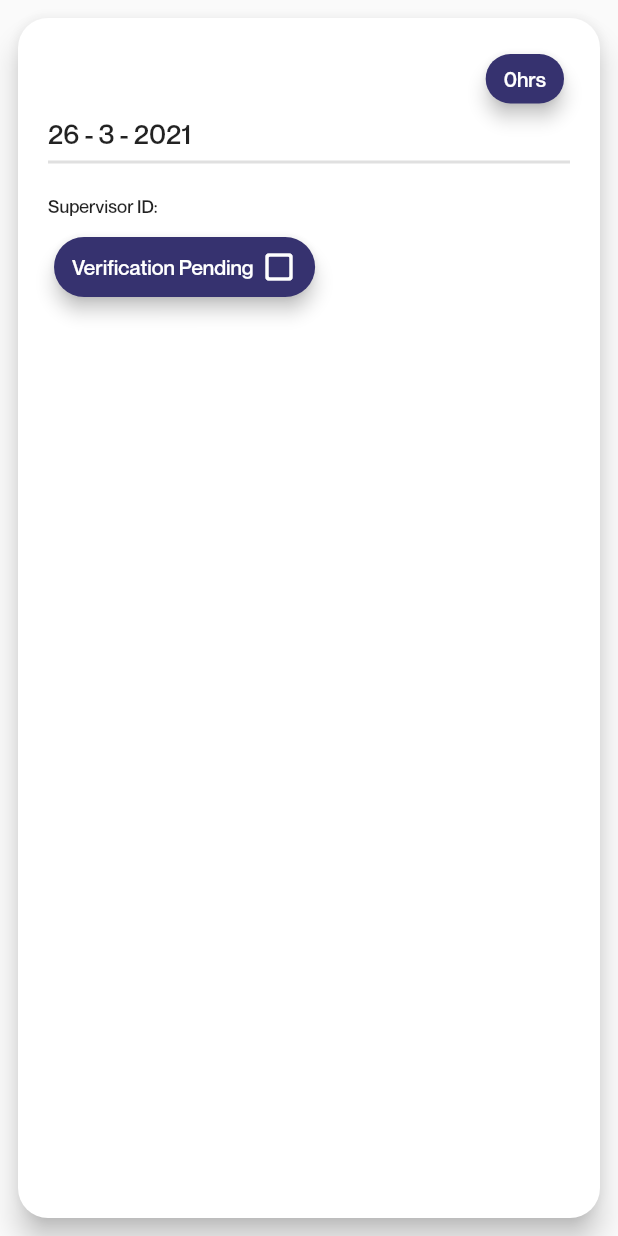
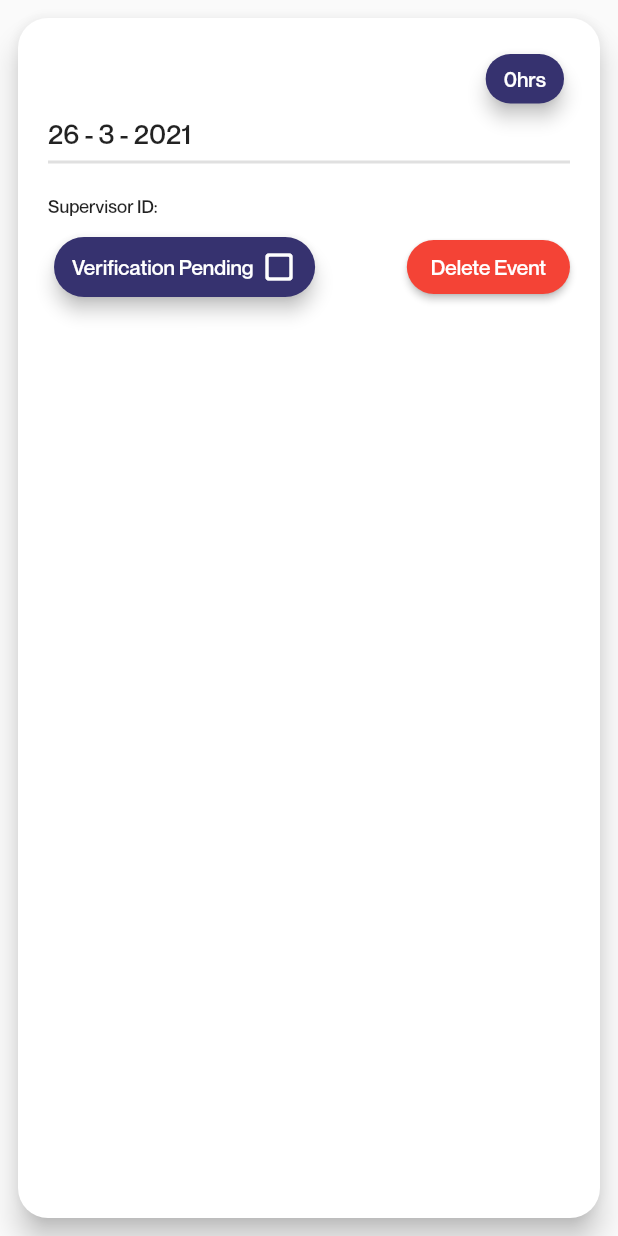
Before and after one commit to superuserdevelopment/AnZen-Contact-Tracing-App, a Flutter app: the ActivityCard widget shown alone on an empty page, opened directly with empty values, on a phone screen of 412 x 824 dp. Run offline on Flutter 3.47's test engine with Material 2 defaults, Android fonts, the phone set to English and light mode, and no system bars; our stand-ins replace cloud_firestore, custom_navigation_bar, device_info, firebase_auth, flutter_blue, flutter_bluetooth_serial and 3 more; missing offline and left inert: app_settings, carousel_images, fancy_on_boarding, flutter_scan_bluetooth, qr_code_scanner, wifi_info_plugin; accounts and stored records are empty.

```diff
--- a/nss/Backup/nss_digital_diary-master/lib/models/Event.dart
+++ b/nss/Backup/nss_digital_diary-master/lib/models/Event.dart
@@ -6,7 +6,7 @@ class Event {
   DateTime dateTime;
   int hours;
   bool _verified;
-
+  String id;
   Event(
       {this.title,
       this.dateTime,
--- a/nss/Backup/nss_digital_diary-master/lib/pages/fragments/diary_fragment.dart
+++ b/nss/Backup/nss_digital_diary-master/lib/pages/fragments/diary_fragment.dart
@@ -28,6 +28,7 @@ class _DiaryFragmentState extends State<DiaryFragment> {
     events.add(event);
     events.add(event);
     events.add(event);
+    print('Entered Diary Fragment');
     return SafeArea(
       child: Scaffold(
         body: Padding(
@@ -72,12 +73,12 @@ class _DiaryFragmentState extends State<DiaryFragment> {
                           dateTime: DateTime.parse(document['date']),
                           supervisorId: document['supervisorId'],
                         );
-
+                        event.id = document.documentID;
                         if (document['verified'].toString() == "true") {
                           event.verifyEvent();
-                          print('Verifying');
+                          //print('Verifying');
                         }
-                        print("Verified?" + event.isVerified().toString());
+                        //print("Verified?" + event.isVerified().toString());
                         events.add(event);
                       }
                     });
--- a/nss/Backup/nss_digital_diary-master/lib/widget_assets/ui_elements.dart
+++ b/nss/Backup/nss_digital_diary-master/lib/widget_assets/ui_elements.dart
@@ -3,6 +3,7 @@ import 'package:flutter/material.dart';
 import 'package:nss_digital_diary/models/Event.dart';
 import 'package:nss_digital_diary/models/user.dart';
 import 'package:nss_digital_diary/services/database.dart';
+import 'package:nss_digital_diary/widget_assets/message_box.dart';
 import 'package:provider/provider.dart';
 
 class ActivityCard extends StatefulWidget {
@@ -30,8 +31,8 @@ class _ActivityCardState extends State<ActivityCard> {
         child: Card(
             //color: Theme.of(context).primaryColor,
             elevation: 8.0,
-          shape:
-              RoundedRectangleBorder(borderRadius: BorderRadius.circular(20.0)),
+            shape: RoundedRectangleBorder(
+                borderRadius: BorderRadius.circular(20.0)),
             child: Padding(
               padding: const EdgeInsets.all(20.0),
               child: Column(
@@ -48,10 +49,12 @@ class _ActivityCardState extends State<ActivityCard> {
                               Text(event.title,
                                   //overflow: TextOverflow.visible,
                                   style: TextStyle(
-                                  fontSize: 20.0, fontWeight: FontWeight.bold)),
+                                      fontSize: 20.0,
+                                      fontWeight: FontWeight.bold)),
                               Text(event.natureOfWork,
                                   style: TextStyle(
-                                  fontSize: 18.0, fontWeight: FontWeight.bold)),
+                                      fontSize: 18.0,
+                                      fontWeight: FontWeight.bold)),
                             ],
                           ),
                         ),
@@ -61,8 +64,8 @@ class _ActivityCardState extends State<ActivityCard> {
                           shape: RoundedRectangleBorder(
                               borderRadius: BorderRadius.circular(20.0)),
                           child: Padding(
-                        padding:
-                            EdgeInsets.symmetric(horizontal: 12, vertical: 8),
+                            padding: EdgeInsets.symmetric(
+                                horizontal: 12, vertical: 8),
                             child: FittedBox(
                               fit: BoxFit.fill,
                               child: Text('${event.hours.toString()}hrs',
@@ -88,13 +91,17 @@ class _ActivityCardState extends State<ActivityCard> {
                     SizedBox(
                       height: 10.0,
                     ),
+                    Row(
+                      mainAxisAlignment: MainAxisAlignment.spaceBetween,
+                      children: [
                         Card(
                           color: Theme.of(context).accentColor,
                           elevation: 5.0,
                           shape: RoundedRectangleBorder(
                               borderRadius: BorderRadius.circular(20.0)),
                           child: Padding(
-                    padding: EdgeInsets.symmetric(horizontal: 12, vertical: 8),
+                            padding: EdgeInsets.symmetric(
+                                horizontal: 12, vertical: 8),
                             child: FittedBox(
                               fit: BoxFit.fill,
                               child: Row(
@@ -118,11 +125,44 @@ class _ActivityCardState extends State<ActivityCard> {
                               ),
                             ),
                           ),
-                )
+                        ),
+                        ElevatedButton(
+                            style: ButtonStyle(
+                                shape: MaterialStateProperty.all(
+                                    RoundedRectangleBorder(
+                                        borderRadius:
+                                            BorderRadius.circular(25.0)))),
+                            onPressed: () async {
+                              DatabaseService databaseService =
+                                  new DatabaseService(uid: user.uid);
+                              await databaseService.deleteEvent(event.id);
+                              showAlertDialog(
+                                  "Deleted",
+                                  "Activity successfully deleted, visit this page again to see the changes",
+                                  context);
+                            },
+                            child: FittedBox(
+                              fit: BoxFit.contain,
+                              child: Column(
+                                children: [
+                                  SizedBox(
+                                    height: 5.0,
+                                  ),
+                                  //Icon(Icons.qr_code_rounded),
+                                  // SizedBox(
+                                  //   height: 5.0,
+                                  // ),
+                                  Text('Delete Event'),
+                                  SizedBox(
+                                    height: 5.0,
+                                  ),
                                 ],
                               ),
+                            ))
+                      ],
                     ),
-        ));
+                  ]),
+            )));
   }
 }
 
```
Also changed, not shown: nss/Backup/nss_digital_diary-master/lib/pages/fragments/qr_scanner.dart (+58 -13 lines), nss/Backup/nss_digital_diary-master/lib/services/database.dart (+8 -0 lines). Lines whose indentation alone changed are shown as unchanged.
